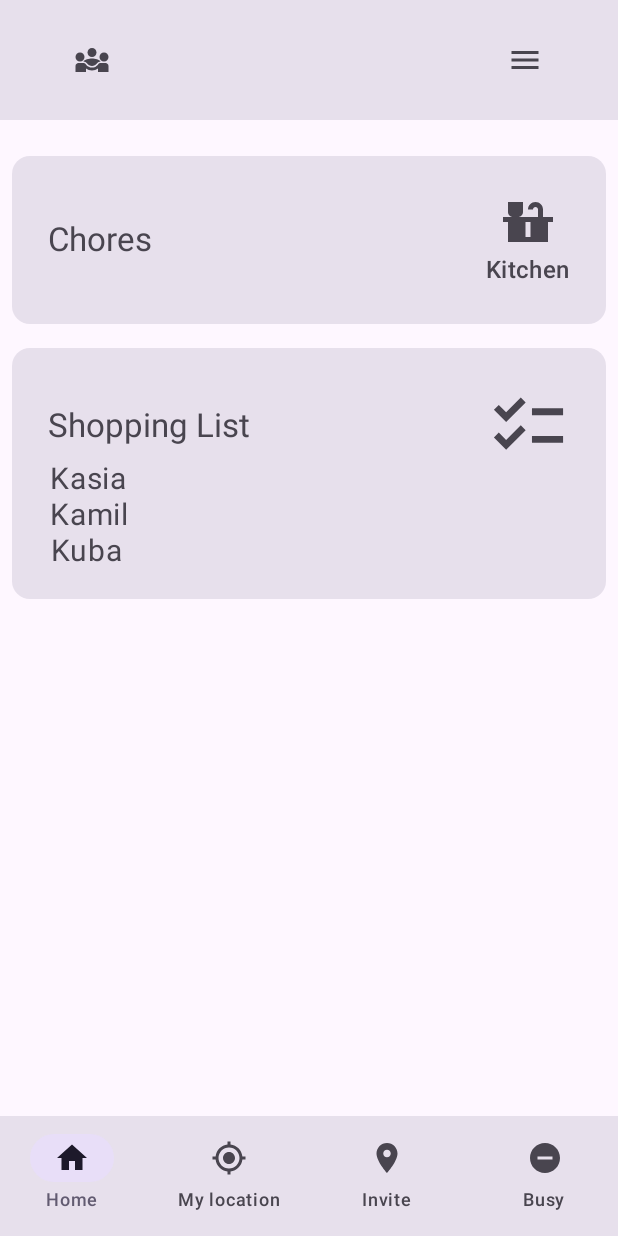
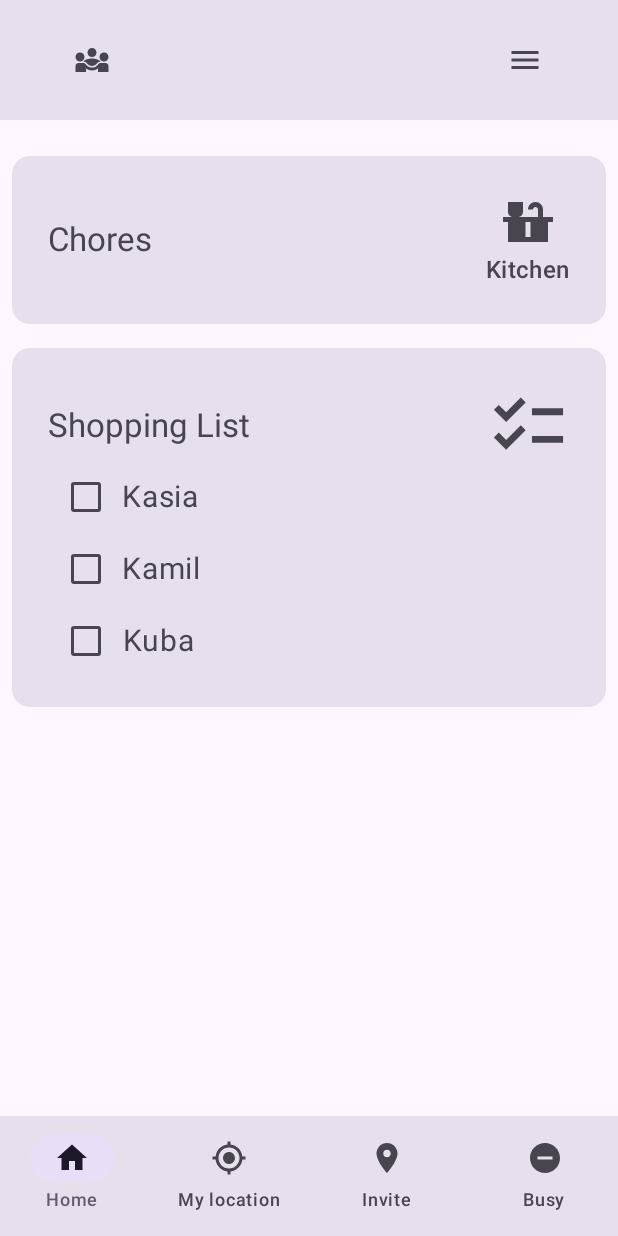
Before and after one commit to Kansuz/FlatApp, an Android app built with Jetpack Compose: the screen it shows after launch (MainActivity), after a tap on "Shopping List", on a phone screen of 412 x 824 dp. Run offline under Robolectric (Android 15) with nearby library versions, the phone set to English and light mode, and no system bars.

Commit message:
Checklist added

```diff
--- a/app/src/main/java/com/yosuz/flatapp/MainActivity.kt
+++ b/app/src/main/java/com/yosuz/flatapp/MainActivity.kt
@@ -33,6 +33,7 @@ import androidx.compose.material.icons.filled.Kitchen
 import androidx.compose.material.icons.filled.LocationOn
 import androidx.compose.material.icons.filled.Menu
 import androidx.compose.material.icons.filled.MyLocation
+import androidx.compose.material3.Checkbox
 import androidx.compose.material3.ElevatedButton
 import androidx.compose.material3.MaterialTheme
 import androidx.compose.material3.NavigationBar
@@ -51,6 +52,7 @@ import androidx.compose.ui.Alignment
 import androidx.compose.ui.Modifier
 import androidx.compose.ui.res.stringResource
 import androidx.compose.ui.text.style.TextAlign
+import androidx.compose.ui.text.style.TextDecoration
 import androidx.compose.ui.tooling.preview.Preview
 import androidx.compose.ui.unit.dp
 import androidx.compose.ui.unit.sp
@@ -231,6 +233,7 @@ fun ShoppingList(modifier: Modifier = Modifier) {
     var expanded by remember {mutableStateOf(false)}
     //val extraPadding = if (expanded.value) 48.dp else 0.dp
     val users = listOf("Kasia", "Kamil", "Kuba")
+
     Surface(
         shape = MaterialTheme.shapes.medium,
         color = MaterialTheme.colorScheme.surfaceVariant,
@@ -258,7 +261,17 @@ fun ShoppingList(modifier: Modifier = Modifier) {
                 .padding(top = 75.dp, bottom = 20.dp)
                 .padding(horizontal = 25.dp)){
                     for(element in users) {
-                        Text(element, textAlign = TextAlign.Center, fontSize = 20.sp)
+                        val checkedState = remember { mutableStateOf(false) }
+                        var decor = TextDecoration.None
+                        Row(verticalAlignment = Alignment.CenterVertically){
+                            Checkbox(checked = checkedState.value, onCheckedChange = { checkedState.value = it })
+                            decor = if(checkedState.value){
+                                TextDecoration.LineThrough
+                            } else{
+                                TextDecoration.None
+                            }
+                            Text(element, textDecoration = decor, textAlign = TextAlign.Center, fontSize = 20.sp)
+                        }
                     }
                 }
             }
```
